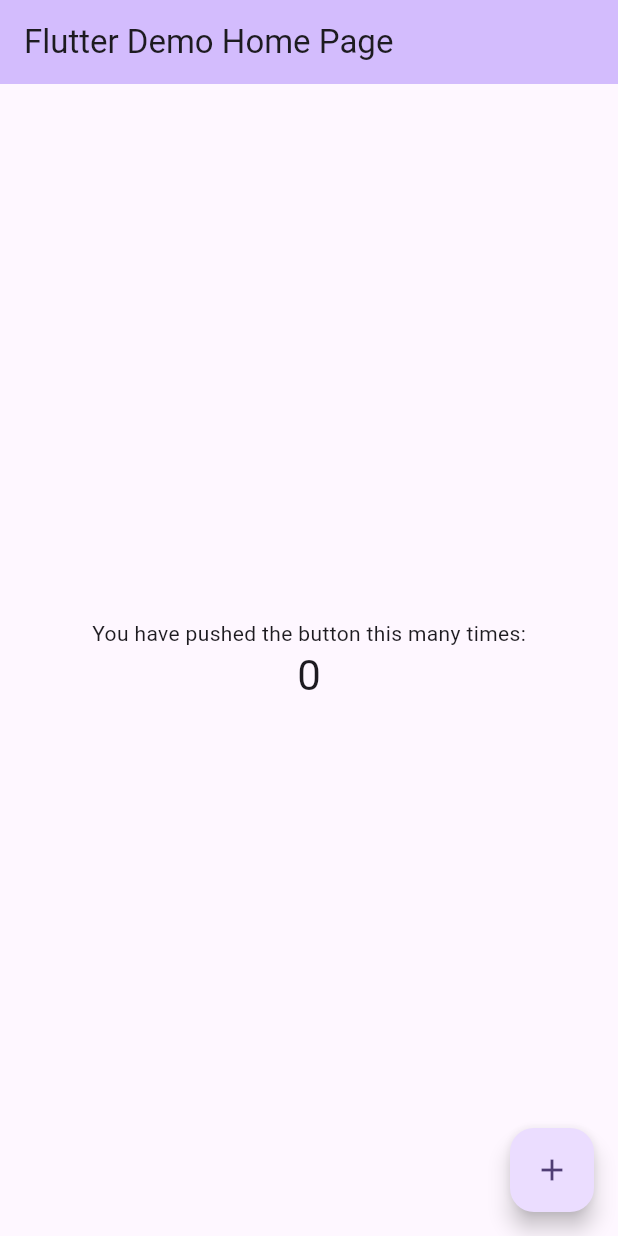
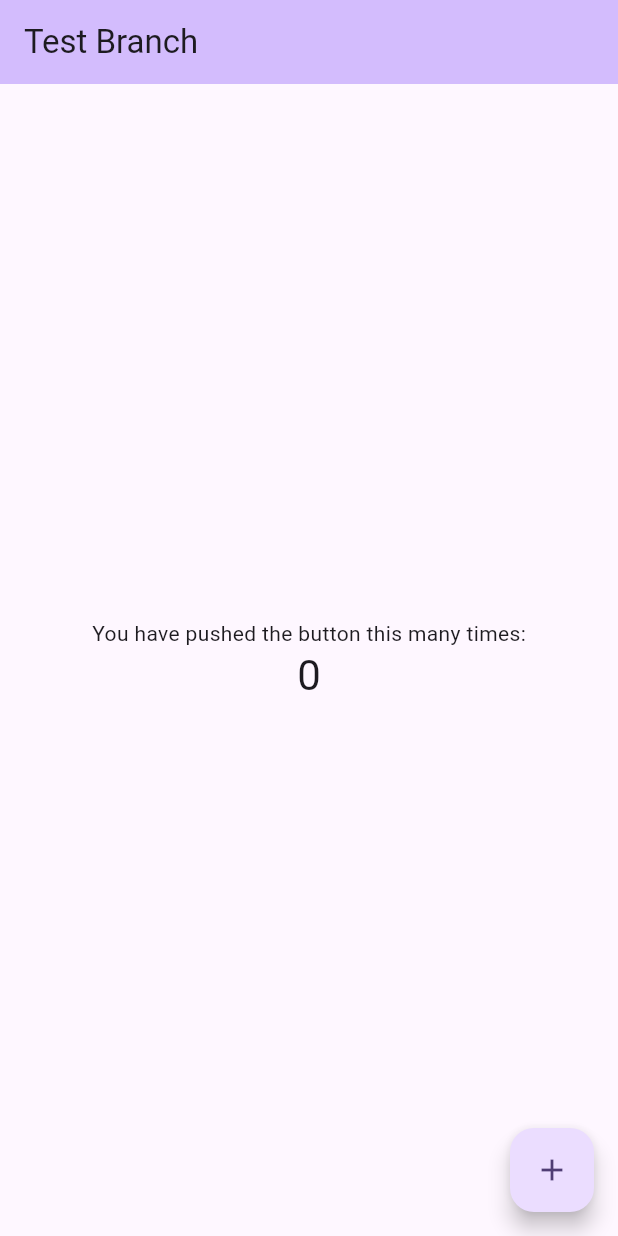
Before and after one commit to Deepak-Kumar-01/learningfork, a Flutter app: the screen it shows after launch, on a phone screen of 412 x 824 dp. Run offline on Flutter 3.47's test engine with Material 3 defaults, Android fonts, the phone set to English and light mode, and no system bars.

Commit message:
test-branch created

```diff
--- a/lib/main.dart
+++ b/lib/main.dart
@@ -31,7 +31,7 @@ class MyApp extends StatelessWidget {
         colorScheme: ColorScheme.fromSeed(seedColor: Colors.deepPurple),
         useMaterial3: true,
       ),
-      home: const MyHomePage(title: 'Flutter Demo Home Page'),
+      home: const MyHomePage(title: 'Test Branch'),
     );
   }
 }
```
